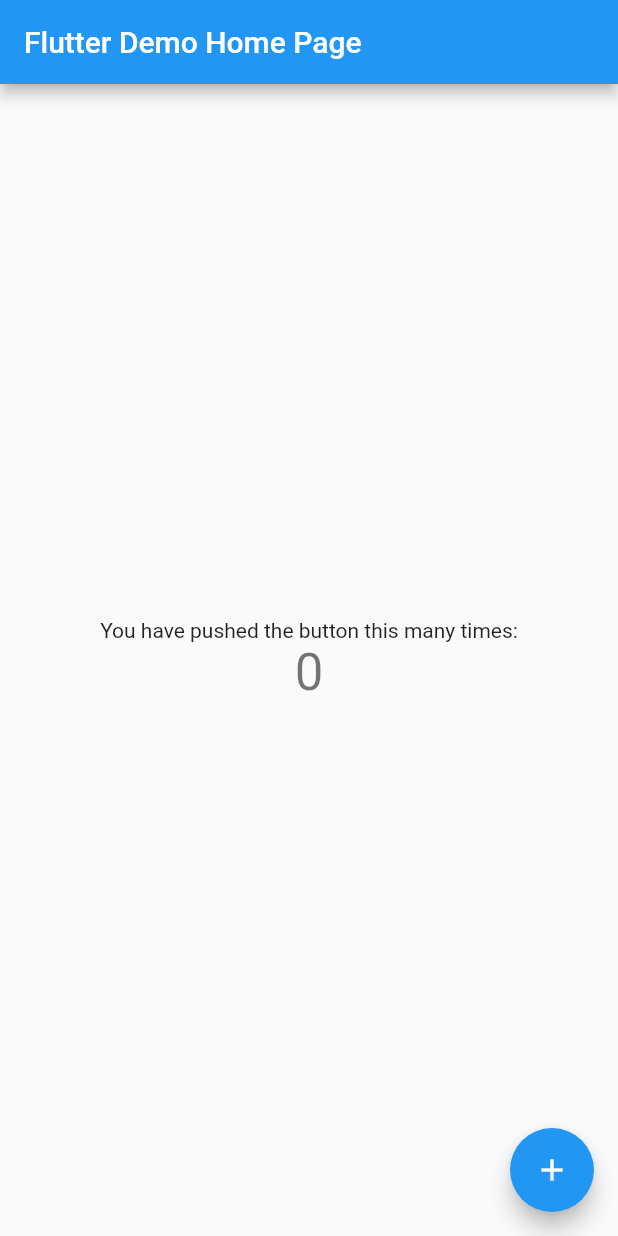
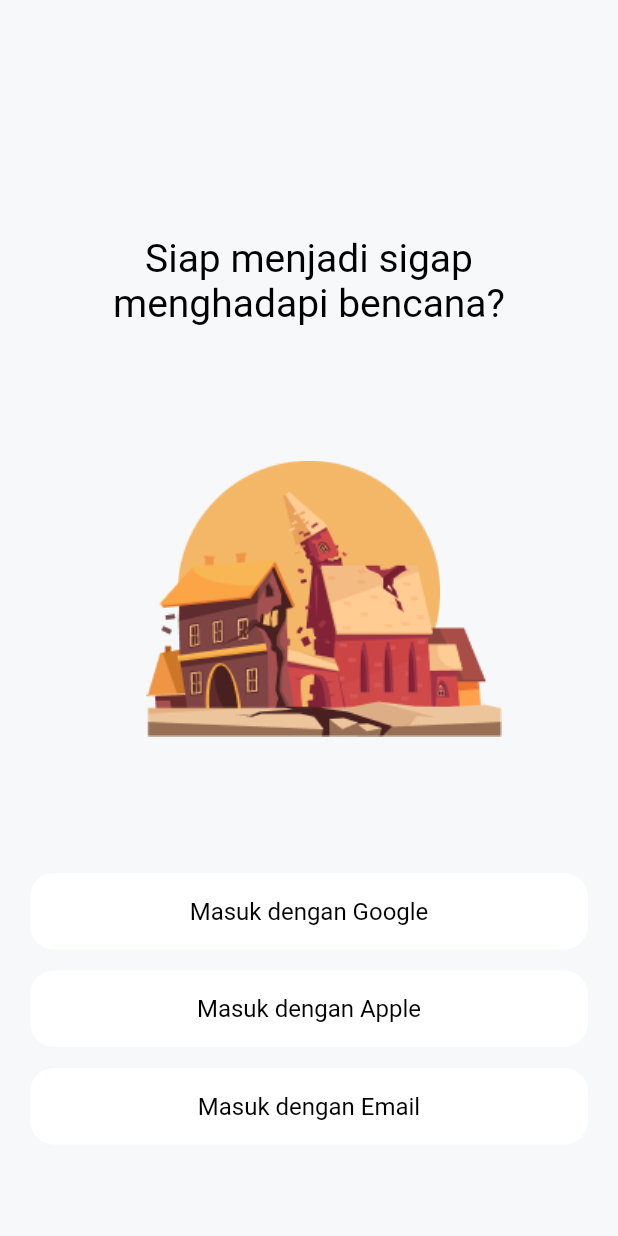
Before and after one commit to rinaldiamfine/trikora21, a Flutter app: the screen it shows after launch, on a phone screen of 412 x 824 dp. Run offline on Flutter 3.47's test engine with Material 2 defaults, Android fonts, the phone set to English and light mode, and no system bars.

Commit message:
Add menu and sign in page

```diff
--- a/lib/main.dart
+++ b/lib/main.dart
@@ -1,113 +1,31 @@
 import 'package:flutter/material.dart';
+import 'package:trikora21/home.dart';
+import 'package:trikora21/signIn.dart';
 
 void main() {
-  runApp(MyApp());
+  runApp(MaterialApp(
+    title: "Trikora 21",
+    home: SignIn(),
+  ));
 }
 
-class MyApp extends StatelessWidget {
-  // This widget is the root of your application.
+class Routes extends StatelessWidget {
+  const Routes({Key? key}) : super(key: key);
+
   @override
   Widget build(BuildContext context) {
-    return MaterialApp(
-      title: 'Flutter Demo',
-      theme: ThemeData(
-        // This is the theme of your application.
-        //
-        // Try running your application with "flutter run". You'll see the
-        // application has a blue toolbar. Then, without quitting the app, try
-        // changing the primarySwatch below to Colors.green and then invoke
-        // "hot reload" (press "r" in the console where you ran "flutter run",
-        // or simply save your changes to "hot reload" in a Flutter IDE).
-        // Notice that the counter didn't reset back to zero; the application
-        // is not restarted.
-        primarySwatch: Colors.blue,
+    // return Container();
+    return Scaffold(
+      body: Center(
+        child: FlatButton(
+          child: Text("Lets Go!"),
+          color: Colors.blue,
+          onPressed: () {
+            Navigator.push(
+                context, MaterialPageRoute(builder: (context) => Home()));
+          },
+        ),
       ),
-      home: MyHomePage(title: 'Flutter Demo Home Page'),
     );
   }
 }
-
-class MyHomePage extends StatefulWidget {
-  MyHomePage({Key? key, required this.title}) : super(key: key);
-
-  // This widget is the home page of your application. It is stateful, meaning
-  // that it has a State object (defined below) that contains fields that affect
-  // how it looks.
-
-  // This class is the configuration for the state. It holds the values (in this
-  // case the title) provided by the parent (in this case the App widget) and
-  // used by the build method of the State. Fields in a Widget subclass are
-  // always marked "final".
-
-  final String title;
-
-  @override
-  _MyHomePageState createState() => _MyHomePageState();
-}
-
-class _MyHomePageState extends State<MyHomePage> {
-  int _counter = 0;
-
-  void _incrementCounter() {
-    setState(() {
-      // This call to setState tells the Flutter framework that something has
-      // changed in this State, which causes it to rerun the build method below
-      // so that the display can reflect the updated values. If we changed
-      // _counter without calling setState(), then the build method would not be
-      // called again, and so nothing would appear to happen.
-      _counter++;
-    });
-  }
-
-  @override
-  Widget build(BuildContext context) {
-    // This method is rerun every time setState is called, for instance as done
-    // by the _incrementCounter method above.
-    //
-    // The Flutter framework has been optimized to make rerunning build methods
-    // fast, so that you can just rebuild anything that needs updating rather
-    // than having to individually change instances of widgets.
-    return Scaffold(
-      appBar: AppBar(
-        // Here we take the value from the MyHomePage object that was created by
-        // the App.build method, and use it to set our appbar title.
-        title: Text(widget.title),
-      ),
-      body: Center(
-        // Center is a layout widget. It takes a single child and positions it
-        // in the middle of the parent.
-        child: Column(
-          // Column is also a layout widget. It takes a list of children and
-          // arranges them vertically. By default, it sizes itself to fit its
-          // children horizontally, and tries to be as tall as its parent.
-          //
-          // Invoke "debug painting" (press "p" in the console, choose the
-          // "Toggle Debug Paint" action from the Flutter Inspector in Android
-          // Studio, or the "Toggle Debug Paint" command in Visual Studio Code)
-          // to see the wireframe for each widget.
-          //
-          // Column has various properties to control how it sizes itself and
-          // how it positions its children. Here we use mainAxisAlignment to
-          // center the children vertically; the main axis here is the vertical
-          // axis because Columns are vertical (the cross axis would be
-          // horizontal).
-          mainAxisAlignment: MainAxisAlignment.center,
-          children: <Widget>[
-            Text(
-              'You have pushed the button this many times:',
-            ),
-            Text(
-              '$_counter',
-              style: Theme.of(context).textTheme.headline4,
-            ),
-          ],
-        ),
-      ),
-      floatingActionButton: FloatingActionButton(
-        onPressed: _incrementCounter,
-        tooltip: 'Increment',
-        child: Icon(Icons.add),
-      ), // This trailing comma makes auto-formatting nicer for build methods.
-    );
-  }
-}
--- /dev/null
+++ b/lib/signIn.dart
@@ -0,0 +1,148 @@
+import 'package:flutter/material.dart';
+import 'package:trikora21/bottomNavigation.dart';
+import 'package:trikora21/home.dart';
+import 'package:trikora21/menu.dart';
+
+class SignIn extends StatelessWidget {
+  @override
+  Widget build(BuildContext context) {
+    final width = MediaQuery.of(context).size.width;
+    final height = MediaQuery.of(context).size.height;
+    return Scaffold(
+      backgroundColor: Color(0xFFF7F8F9),
+      body: Container(
+        padding: EdgeInsets.symmetric(horizontal: 20.0),
+        child: Column(
+          children: <Widget>[
+            Padding(
+              padding: EdgeInsets.all(20),
+              child: Column(
+                children: <Widget>[
+                  Container(
+                    padding: EdgeInsets.fromLTRB(0, height / 6, 0, 20),
+                    child: Text(
+                      "Siap menjadi sigap menghadapi bencana?",
+                      style: TextStyle(
+                          color: Colors.black,
+                          fontSize: 26,
+                          fontWeight: FontWeight.normal),
+                      textAlign: TextAlign.center,
+                    ),
+                  )
+                ],
+              ),
+            ),
+            Container(
+              height: height / 3,
+              width: width,
+              decoration: BoxDecoration(
+                  image: DecorationImage(
+                      image: AssetImage("assets/images/lingkaran.png"))),
+              child: Stack(
+                children: <Widget>[
+                  Positioned(
+                      width: width,
+                      height: height / 3,
+                      child: Container(
+                        margin: EdgeInsets.fromLTRB(0, 30, 20, 0),
+                        decoration: BoxDecoration(
+                            image: DecorationImage(
+                                image: AssetImage("assets/images/rumah.png"))),
+                      )),
+                ],
+              ),
+            ),
+            Padding(
+              padding: const EdgeInsets.fromLTRB(0, 50, 0, 7),
+              child: Column(
+                children: [
+                  Container(
+                    width: double.infinity,
+                    decoration: BoxDecoration(
+                        color: Colors.white,
+                        borderRadius: BorderRadius.circular(16)),
+                    child: FlatButton(
+                      child: Padding(
+                        padding: const EdgeInsets.symmetric(vertical: 16.0),
+                        child: Text(
+                          "Masuk dengan Google",
+                          style: TextStyle(
+                              color: Colors.black,
+                              fontSize: 16,
+                              fontWeight: FontWeight.normal),
+                          textAlign: TextAlign.center,
+                        ),
+                      ),
+                      onPressed: () {},
+                    ),
+                  )
+                ],
+              ),
+            ),
+            Padding(
+              padding: const EdgeInsets.fromLTRB(0, 7, 0, 7),
+              child: Column(
+                children: [
+                  Container(
+                    width: double.infinity,
+                    decoration: BoxDecoration(
+                        color: Colors.white,
+                        borderRadius: BorderRadius.circular(16)),
+                    child: FlatButton(
+                      child: Padding(
+                        padding: const EdgeInsets.symmetric(vertical: 16.0),
+                        child: Text(
+                          "Masuk dengan Apple",
+                          style: TextStyle(
+                              color: Colors.black,
+                              fontSize: 16,
+                              fontWeight: FontWeight.normal),
+                          textAlign: TextAlign.center,
+                        ),
+                      ),
+                      onPressed: () {
+                        runApp(MaterialApp(
+                          title: "Trikora 21",
+                          home: Menu(),
+                        ));
+                        // Navigator.push(context,
+                        //     MaterialPageRoute(builder: (context) => Home()));
+                      },
+                    ),
+                  )
+                ],
+              ),
+            ),
+            Padding(
+              padding: const EdgeInsets.fromLTRB(0, 7, 0, 7),
+              child: Column(
+                children: [
+                  Container(
+                    width: double.infinity,
+                    decoration: BoxDecoration(
+                        color: Colors.white,
+                        borderRadius: BorderRadius.circular(16)),
+                    child: FlatButton(
+                      child: Padding(
+                        padding: const EdgeInsets.symmetric(vertical: 16.0),
+                        child: Text(
+                          "Masuk dengan Email",
+                          style: TextStyle(
+                              color: Colors.black,
+                              fontSize: 16,
+                              fontWeight: FontWeight.normal),
+                          textAlign: TextAlign.center,
+                        ),
+                      ),
+                      onPressed: () {},
+                    ),
+                  )
+                ],
+              ),
+            ),
+          ],
+        ),
+      ),
+    );
+  }
+}
--- a/pubspec.yaml
+++ b/pubspec.yaml
@@ -45,8 +45,9 @@
   uses-material-design: true
 
   # To add assets to your application, add an assets section, like this:
-  # assets:
-  #   - images/a_dot_burr.jpeg
+  assets:
+    - assets/images/
+    # - images/a_dot_burr.jpeg
   #   - images/a_dot_ham.jpeg
 
   # An image asset can refer to one or more resolution-specific "variants", see
```
Also changed, not shown: lib/backup main.dart (added, +113 -0 lines), lib/bottomNavigation.dart (added, +103 -0 lines), lib/home.dart (added, +60 -0 lines), lib/menu.dart (added, +68 -0 lines), lib/tabs/accountTab.dart (added, +25 -0 lines), lib/tabs/directionTab.dart (added, +25 -0 lines), lib/tabs/homeTab.dart (added, +25 -0 lines), assets/images/lingkaran.png (added), assets/images/rumah.png (added), 54 other files.
